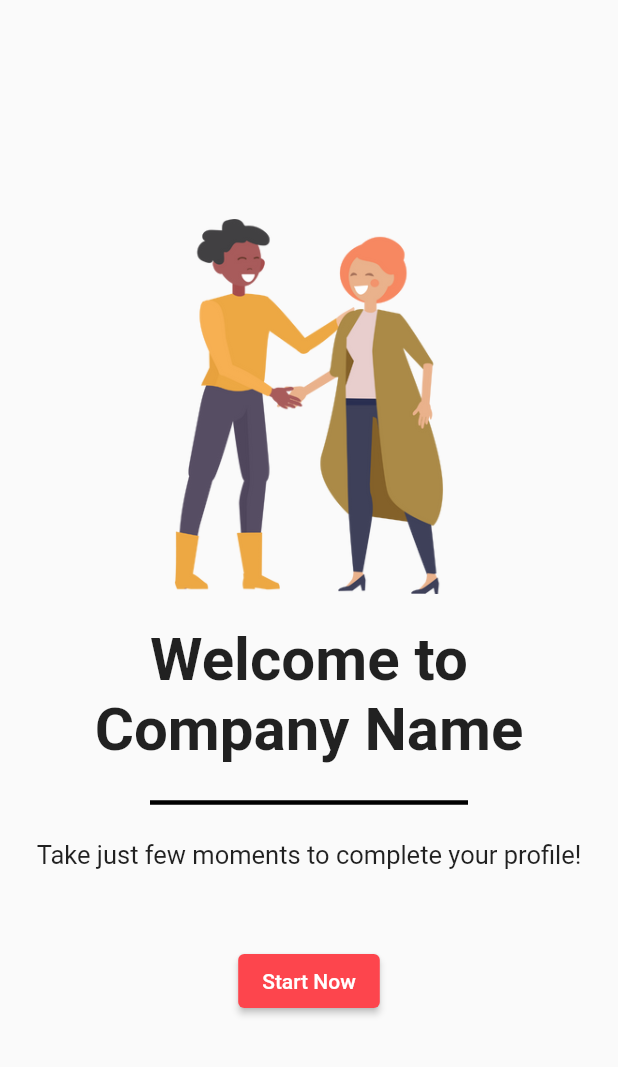
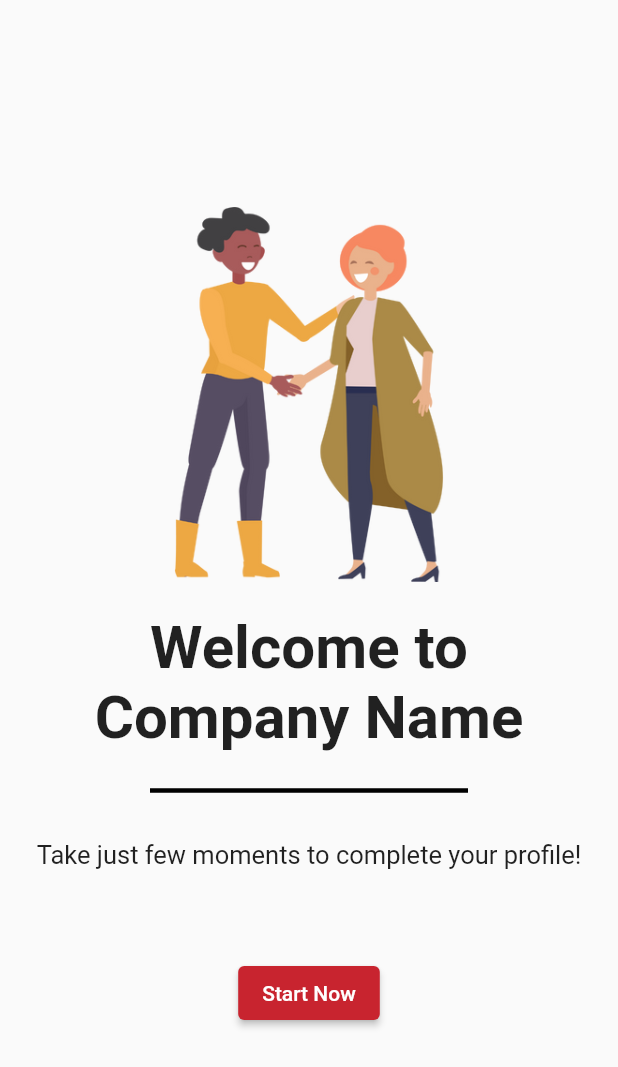
Before and after one commit to bobcop88/law-client-app, a Flutter app: the screen it shows after launch, after a tap on "verify", on a phone screen of 412 x 824 dp. Shown: the top 1067 px of the screen. Run offline on Flutter 3.47's test engine with Material 2 defaults, Android fonts, the phone set to English and light mode, and no system bars; our stand-ins replace cloud_firestore, email_validator, firebase_auth, firebase_core, flutter_native_splash; accounts and stored records are empty; generated files the repository leaves out were written again.

Commit message:
client-app

```diff
--- a/lib/main.dart
+++ b/lib/main.dart
@@ -1,7 +1,10 @@
+import 'package:firebase_auth/firebase_auth.dart';
 import 'package:firebase_core/firebase_core.dart';
 import 'package:flutter/material.dart';
 import 'package:flutter_localizations/flutter_localizations.dart';
 import 'package:flutter_native_splash/flutter_native_splash.dart';
+import 'package:new_client_app/pages/homepage/home_page.dart';
+import 'package:new_client_app/pages/register_page/verify_email_page.dart';
 import 'package:new_client_app/pages/start_page/start_page.dart';
 import 'package:flutter_gen/gen_l10n/app_localizations.dart';
 
@@ -47,7 +50,48 @@ class MyApp extends StatelessWidget {
       supportedLocales: const [
         Locale('en', ''),
       ],
-      home: const StartPage(),
+      home: const MainPage(),
     );
   }
 }
+
+class MainPage extends StatefulWidget {
+  const MainPage({Key? key}) : super(key: key);
+
+  @override
+  State<MainPage> createState() => _MainPageState();
+}
+
+class _MainPageState extends State<MainPage> {
+  final navigatorKey = GlobalKey<NavigatorState>();
+
+  void initialization() async {
+    await Future.delayed(const Duration(seconds: 2));
+    FlutterNativeSplash.remove();
+  }
+
+  @override
+  void initState() {
+    super.initState();
+    initialization();
+  }
+
+  @override
+  Widget build(BuildContext context) {
+    return Scaffold(
+      body: StreamBuilder<User?>(
+        stream: FirebaseAuth.instance.authStateChanges(),
+        builder: (context, snapshot) {
+          if (snapshot.hasData) {
+            final isEmailVerified =
+                FirebaseAuth.instance.currentUser!.emailVerified;
+
+            return isEmailVerified ? const HomePage() : const VerifyEmailPage();
+          } else {
+            return const StartPage();
+          }
+        },
+      ),
+    );
+  }
+}
--- a/lib/pages/complete_profile/welcome_page.dart
+++ b/lib/pages/complete_profile/welcome_page.dart
@@ -1,4 +1,5 @@
 import 'package:flutter/material.dart';
+import 'package:flutter_gen/gen_l10n/app_localizations.dart';
 
 class WelcomePageProfile extends StatefulWidget {
   final PageController controller;
@@ -33,10 +34,24 @@ class _WelcomePageProfileState extends State<WelcomePageProfile> {
                 height: 20.0,
               ),
               Row(
-                children: const [
+                children: [
                   Expanded(
                     child: Text(
-                      'Welcome to\nCompany Name',
+                      AppLocalizations.of(context)!.welcome_profile_title,
+                      style: const TextStyle(
+                        fontSize: 40.0,
+                        fontWeight: FontWeight.bold,
+                      ),
+                      textAlign: TextAlign.center,
+                    ),
+                  ),
+                ],
+              ),
+              Row(
+                children: [
+                  const Expanded(
+                    child: Text(
+                      'Company Name',
                       style: TextStyle(
                         fontSize: 40.0,
                         fontWeight: FontWeight.bold,
@@ -54,33 +69,36 @@ class _WelcomePageProfileState extends State<WelcomePageProfile> {
                 endIndent: 100.0,
                 height: 50.0,
               ),
-              Row(
+              Padding(
+                padding: const EdgeInsets.all(8.0),
+                child: Row(
                   mainAxisAlignment: MainAxisAlignment.center,
-                children: const [
+                  children: [
                     Expanded(
                       child: Text(
-                      'Take just few moments to complete your profile!',
+                        AppLocalizations.of(context)!.welcome_profile_subtitle,
                         textAlign: TextAlign.center,
-                      style: TextStyle(
+                        style: const TextStyle(
                           fontSize: 17.0,
                         ),
                       ),
                     ),
                   ],
                 ),
+              ),
               const SizedBox(
                 height: 50.0,
               ),
               ElevatedButton(
-                child: const Text(
-                  'Start Now',
-                  style: TextStyle(
+                child: Text(
+                  AppLocalizations.of(context)!.welcome_profile_btn,
+                  style: const TextStyle(
                     color: Colors.white,
                   ),
                 ),
-                style: ButtonStyle(
-                    backgroundColor: MaterialStateProperty.all(
-                        const Color.fromRGBO(253, 69, 77, 1))),
+                // style: ButtonStyle(
+                //     backgroundColor: MaterialStateProperty.all(
+                //         const Color.fromRGBO(253, 69, 77, 1))),
                 onPressed: () {
                   widget.controller.animateToPage(1,
                       duration: const Duration(seconds: 1),
--- a/lib/pages/start_page/start_page.dart
+++ b/lib/pages/start_page/start_page.dart
@@ -1,9 +1,9 @@
 import 'package:flutter/material.dart';
 import 'package:flutter_gen/gen_l10n/app_localizations.dart';
 import 'package:flutter_native_splash/flutter_native_splash.dart';
+import 'package:new_client_app/pages/complete_profile/complete_profile_page.dart';
 import 'package:new_client_app/pages/login_page/login_page.dart';
 import 'package:new_client_app/pages/register_page/register.dart';
-import 'package:new_client_app/pages/register_page/verify_email_page.dart';
 
 class StartPage extends StatefulWidget {
   const StartPage({Key? key}) : super(key: key);
@@ -27,7 +27,7 @@ class _StartPageState extends State<StartPage> {
   @override
   Widget build(BuildContext context) {
     return Scaffold(
-      backgroundColor: Color.fromRGBO(242, 242, 242, 1),
+      backgroundColor: const Color.fromRGBO(242, 242, 242, 1),
       body: Container(
         decoration: const BoxDecoration(
           image: DecorationImage(
@@ -43,81 +43,81 @@ class _StartPageState extends State<StartPage> {
             mainAxisSize: MainAxisSize.max,
             mainAxisAlignment: MainAxisAlignment.center,
             children: [
-              Spacer(),
+              const Spacer(),
               Row(
                 mainAxisAlignment: MainAxisAlignment.center,
                 children: [
                   Expanded(
                     child: Image.asset(
                       'assets/logo.png',
-                      color: Color.fromRGBO(15, 48, 65, 1),
+                      color: const Color.fromRGBO(15, 48, 65, 1),
                     ),
                   ),
                 ],
               ),
-              SizedBox(
+              const SizedBox(
                 height: 50,
               ),
               Padding(
-                padding: EdgeInsets.fromLTRB(30.0, 0, 30.0, 10.0),
+                padding: const EdgeInsets.fromLTRB(30.0, 0, 30.0, 10.0),
                 child: Row(
                   children: [
                     Expanded(
                       child: ElevatedButton(
                         onPressed: () {
                           Navigator.of(context).push(MaterialPageRoute(
-                              builder: (context) => LoginPage()));
+                              builder: (context) => const LoginPage()));
                         },
+                        style: ButtonStyle(
+                            padding: MaterialStateProperty.all(
+                                const EdgeInsets.all(15)),
+                            shape: MaterialStateProperty.all(
+                                RoundedRectangleBorder(
+                                    borderRadius: BorderRadius.circular(20)))),
                         child: Text(
                           AppLocalizations.of(context)!.sp_login_btn,
-                          style: TextStyle(
+                          style: const TextStyle(
                             fontSize: 20.0,
                           ),
                         ),
-                        style: ButtonStyle(
-                            padding:
-                                MaterialStateProperty.all(EdgeInsets.all(15)),
-                            shape: MaterialStateProperty.all(
-                                RoundedRectangleBorder(
-                                    borderRadius: BorderRadius.circular(20)))),
                       ),
                     ),
                   ],
                 ),
               ),
               Padding(
-                padding: EdgeInsets.fromLTRB(30.0, 5.0, 30.0, 0),
+                padding: const EdgeInsets.fromLTRB(30.0, 5.0, 30.0, 0),
                 child: Row(
                   children: [
                     Expanded(
                       child: ElevatedButton(
                         onPressed: () {
                           Navigator.of(context).push(MaterialPageRoute(
-                              builder: (context) => RegisterPage()));
+                              builder: (context) => const RegisterPage()));
                         },
-                        child: Text(
-                          AppLocalizations.of(context)!.sp_register_btn,
-                          style: TextStyle(
-                            fontSize: 20.0,
-                            color: Color.fromRGBO(200, 36, 47, 1),
-                          ),
-                        ),
                         style: ButtonStyle(
-                            padding:
-                                MaterialStateProperty.all(EdgeInsets.all(15)),
+                            padding: MaterialStateProperty.all(
+                                const EdgeInsets.all(15)),
                             shape: MaterialStateProperty.all(
                                 RoundedRectangleBorder(
                                     borderRadius: BorderRadius.circular(20))),
                             backgroundColor:
                                 MaterialStateProperty.all(Colors.white),
-                            side: MaterialStateProperty.all(BorderSide(
-                                color: Color.fromRGBO(200, 36, 47, 1)))),
+                            side: MaterialStateProperty.all(const BorderSide(
+                                color: const Color.fromRGBO(200, 36, 47, 1)))),
+                        child: Text(
+                          AppLocalizations.of(context)!.sp_register_btn,
+                          style: const TextStyle(
+                            fontSize: 20.0,
+                            color: const Color.fromRGBO(200, 36, 47, 1),
+                          ),
+                        ),
                       ),
                     ),
                   ],
                 ),
               ),
-              Spacer(),
+              const Spacer(),
               Row(
                 mainAxisAlignment: MainAxisAlignment.center,
                 children: [
@@ -129,9 +129,9 @@ class _StartPageState extends State<StartPage> {
                   ElevatedButton(
                       onPressed: () {
                         Navigator.of(context).push(MaterialPageRoute(
-                            builder: (context) => VerifyEmailPage()));
+                            builder: (context) => const CompleteProfilePage()));
                       },
-                      child: Text('verify')),
+                      child: const Text('verify')),
                 ],
               ),
             ],
--- a/lib/utils/users/database_users.dart
+++ b/lib/utils/users/database_users.dart
@@ -1,3 +1,4 @@
+import 'package:firebase_auth/firebase_auth.dart';
 import 'package:new_client_app/utils/users/user_class.dart';
 import 'package:cloud_firestore/cloud_firestore.dart';
 
@@ -22,9 +23,12 @@ class DatabaseUsers {
       nationality: nationality,
       documentNumber: documentNumber,
       phoneNumber: phoneNumber,
+      id: uid,
+      email: FirebaseAuth.instance.currentUser!.email,
+      dateCreation: DateTime.now().microsecondsSinceEpoch,
     );
 
     final json = userCompleteProfile.toJson();
-    await docUser.update(json);
+    await docUser.set(json);
   }
 }
```
Also changed, not shown: lib/l10n/app_en.arb (+81 -0 lines), lib/pages/complete_profile/profile1_page.dart (+62 -56 lines), lib/pages/complete_profile/profile2.dart (+58 -59 lines), lib/pages/homepage/home_page.dart (+14 -2 lines), lib/pages/login_page/login_page.dart (+5 -32 lines), lib/pages/register_page/register.dart (+6 -3 lines), lib/utils/users/user_class.dart (+39 -27 lines). Lines whose indentation alone changed are shown as unchanged.
